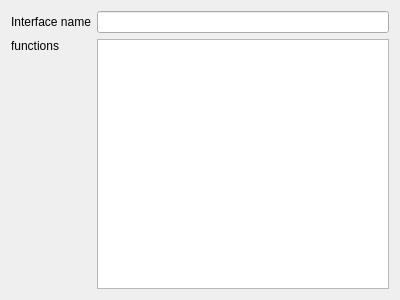
Ulle84/UllesSourceCode, file CodeCreator/InterfaceGenerator.ui: the form before one commit.
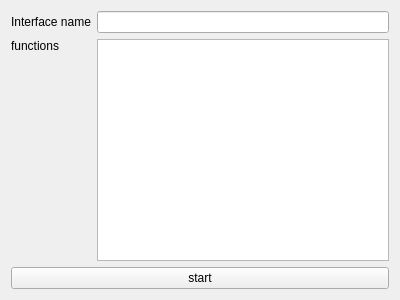
The form after the commit.

The edit to the form file:
```diff
--- a/CodeCreator/InterfaceGenerator.ui
+++ b/CodeCreator/InterfaceGenerator.ui
@@ -37,6 +37,13 @@
    <item row="1" column="1">
     <widget class="QPlainTextEdit" name="plainTextEditFunctions"/>
    </item>
+   <item row="2" column="0" colspan="2">
+    <widget class="QPushButton" name="pushButtonStart">
+     <property name="text">
+      <string>start</string>
+     </property>
+    </widget>
+   </item>
   </layout>
  </widget>
  <resources/>
```
